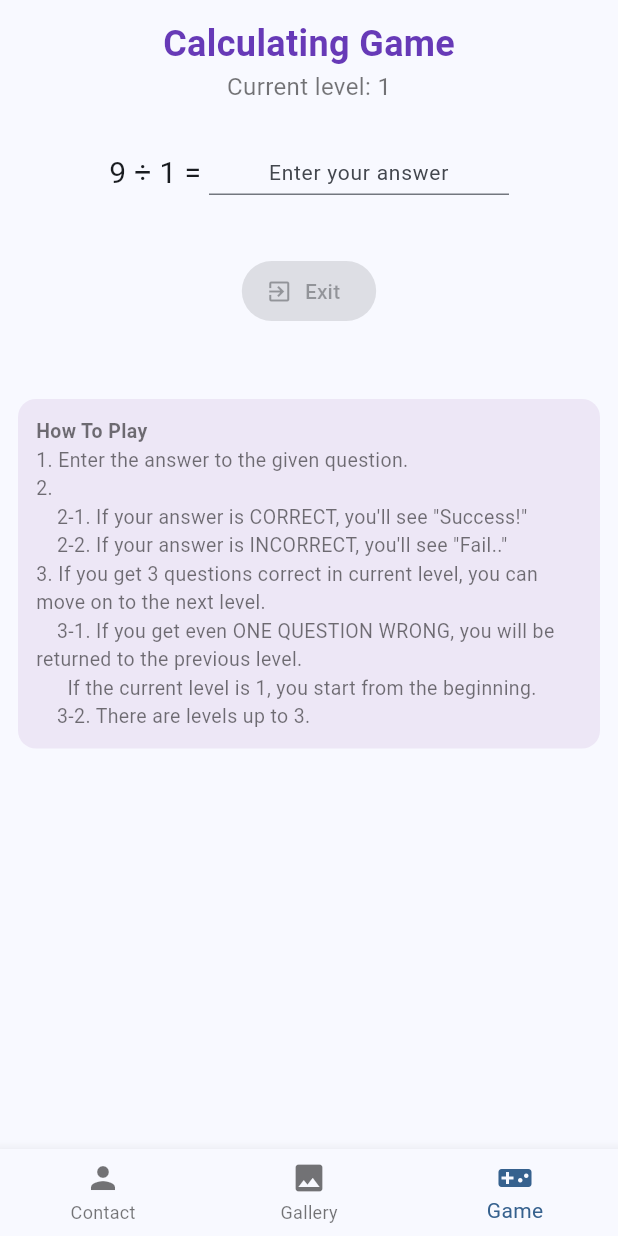
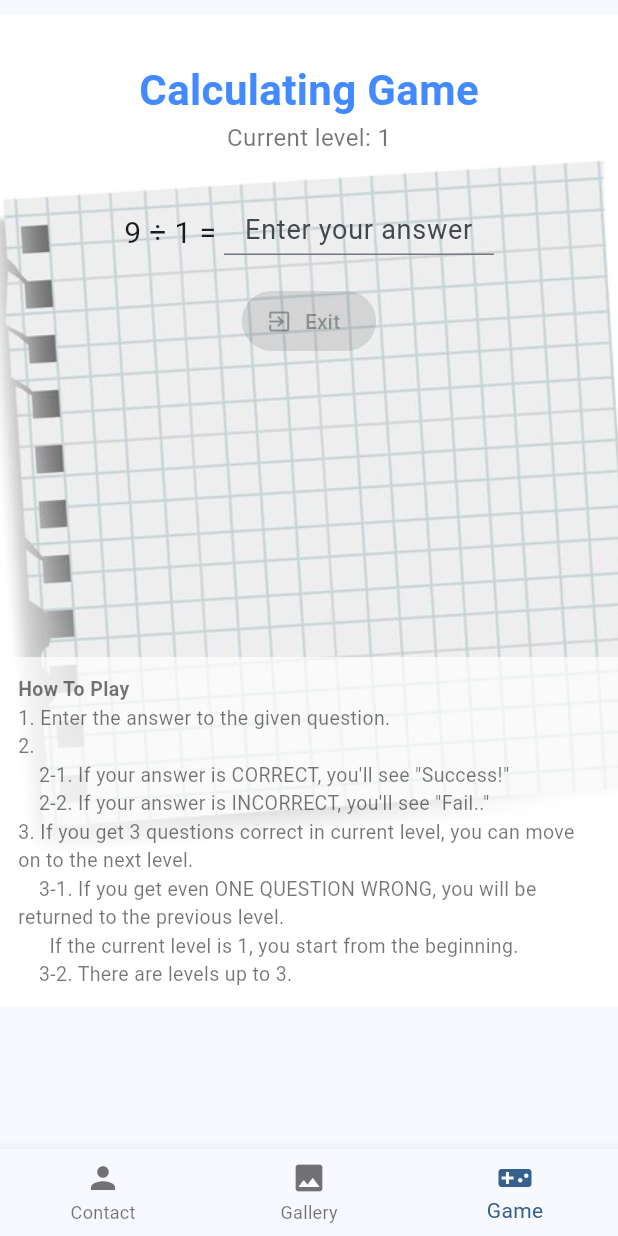
Before and after one commit to siesdart/madcamp-week1, a Flutter app: the screen it shows after launch, item 3 of the bottom bar chosen, on a phone screen of 412 x 824 dp. Run offline on Flutter 3.47's test engine with Material 3 defaults, Android fonts, the phone set to English and light mode, and no system bars; our stand-ins replace dio, fluttertoast, google_fonts; network calls fail.

Commit message:
1/1 commit_4

```diff
--- a/lib/screens/game_screen.dart
+++ b/lib/screens/game_screen.dart
@@ -68,17 +68,34 @@ class _GameScreenState extends State<GameScreen> {
       _ => 0,
     };
 
-    return SingleChildScrollView(
-      padding: const EdgeInsets.all(12),
+    return Scaffold(
+      body:
+        SingleChildScrollView(
+          child: Column(
+            children: [
+              SizedBox(
+                height: 10,
+              ),
+              Container(
+                decoration: BoxDecoration(
+                  image: DecorationImage(
+                    alignment: Alignment.center,
+                    fit: BoxFit.fitHeight,
+                    image: AssetImage('images/game_background1.jpg'),
+                  ),
+                ),
                 child: Column(
                   mainAxisAlignment: MainAxisAlignment.center,
                   children: [
+                    SizedBox(
+                      height: 30,
+                    ),
                     const Text(
                       'Calculating Game',
                       style: TextStyle(
                         fontWeight: FontWeight.bold,
-              fontSize: 24,
-              color: Colors.deepPurple,
+                        fontSize: 28,
+                        color: Colors.blueAccent,
                       ),
                     ),
                     Text(
@@ -98,10 +115,10 @@ class _GameScreenState extends State<GameScreen> {
                           style: const TextStyle(fontSize: 20),
                         ),
                         SizedBox(
-                width: 200,
+                          width: 180,
                           child: TextField(
                             style: const TextStyle(
-                    fontSize: 14,
+                              fontSize: 18,
                               color: Colors.black,
                             ),
                             decoration: const InputDecoration(
@@ -128,7 +145,7 @@ class _GameScreenState extends State<GameScreen> {
                         ),
                       ],
                     ),
-          const SizedBox(height: 40),
+                    const SizedBox(height: 20),
                     ElevatedButton.icon(
                       onPressed: _gameResults.isEmpty
                           ? null
@@ -136,11 +153,10 @@ class _GameScreenState extends State<GameScreen> {
                       icon: const Icon(Icons.exit_to_app),
                       label: const Text('Exit'),
                     ),
-          const SizedBox(height: 48),
+                    const SizedBox(height: 200),
                     Container(
                       decoration: BoxDecoration(
-              borderRadius: BorderRadius.circular(12),
-              color: Colors.deepPurple[50],
+                        color: Colors.white70,
                       ),
                       padding: const EdgeInsets.all(12),
                       child: const Text.rich(
@@ -182,13 +198,18 @@ class _GameScreenState extends State<GameScreen> {
                     ),
                   ],
                 ),
+              ),
+            ],
+          ),
+        ),
+
     );
   }
 
   void checkAnswer(int ans, String input) {
     // role: check answer + initialize game states (ex. level, count, ...)
     if (ans.toString() == input) {
-      flutterToast('Success!');
+      flutterToast('Good Job!', 'images/game_success.png');
 
       //init status
       if (_cntInLevel++ >= 2) {
@@ -200,7 +221,7 @@ class _GameScreenState extends State<GameScreen> {
         setState(() => _isExited = true);
       }
     } else {
-      flutterToast('Fail..');
+      flutterToast('Wrong Answer..', 'images/game_fail.png');
 
       //init status
       _cntInLevel = 0;
@@ -208,7 +229,7 @@ class _GameScreenState extends State<GameScreen> {
     }
   }
 
-  void flutterToast(String msg) {
+  void flutterToast(String msg, String icons) {
     _fToast.showToast(
       child: Container(
         padding: const EdgeInsets.symmetric(
@@ -219,14 +240,25 @@ class _GameScreenState extends State<GameScreen> {
           shape: RoundedRectangleBorder(
             borderRadius: BorderRadius.circular(32),
           ),
-          color: Colors.deepPurple[200],
+          color: Colors.transparent,
         ),
-        child: Text(
+        child: Column(
+          mainAxisAlignment: MainAxisAlignment.center,
+          children: [
+            Image.asset(
+               icons,
+               width: 100,
+               height: 100,
+            ),
+            Text(
               msg,
               style: const TextStyle(
-            color: Colors.deepPurple,
-            fontSize: 20,
+                color: Colors.blueGrey,
+                fontSize: 18,
+                fontWeight: FontWeight.bold,
               ),
+            ),
+          ],
         ),
       ),
       toastDuration: const Duration(seconds: 1),
```
Also changed, not shown: lib/screens/gallery_screen.dart (+5 -20 lines), pubspec.yaml (+23 -1 lines), images/game_background1.jpg (added), images/game_fail.png (added), images/game_success.png (added). Lines whose indentation alone changed are shown as unchanged.
